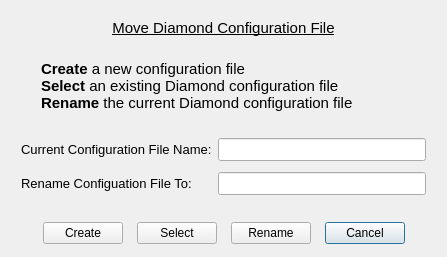
First picture: the form in forms/dialog_config.ui, repository copperspice/diamond, before the edit.
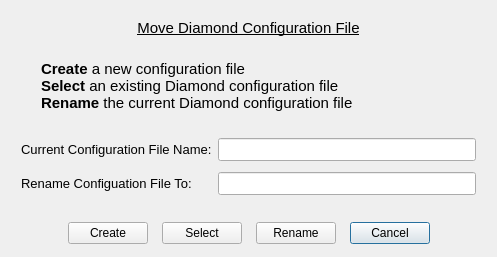
Second picture: the form after the edit.

Commit message: Update config file setup, modify find for selected text, fix focus issues

```diff
--- a/forms/dialog_config.ui
+++ b/forms/dialog_config.ui
@@ -9,7 +9,7 @@
    <rect>
     <x>0</x>
     <y>0</y>
-    <width>447</width>
+    <width>497</width>
     <height>257</height>
    </rect>
   </property>
@@ -210,7 +210,7 @@
       <widget class="QLineEdit" name="newName">
        <property name="minimumSize">
         <size>
-         <width>200</width>
+         <width>250</width>
          <height>20</height>
         </size>
        </property>
@@ -237,7 +237,7 @@
       <widget class="QLineEdit" name="currentName">
        <property name="minimumSize">
         <size>
-         <width>200</width>
+         <width>250</width>
          <height>0</height>
         </size>
        </property>
```
The commit also changes 31 other files.
